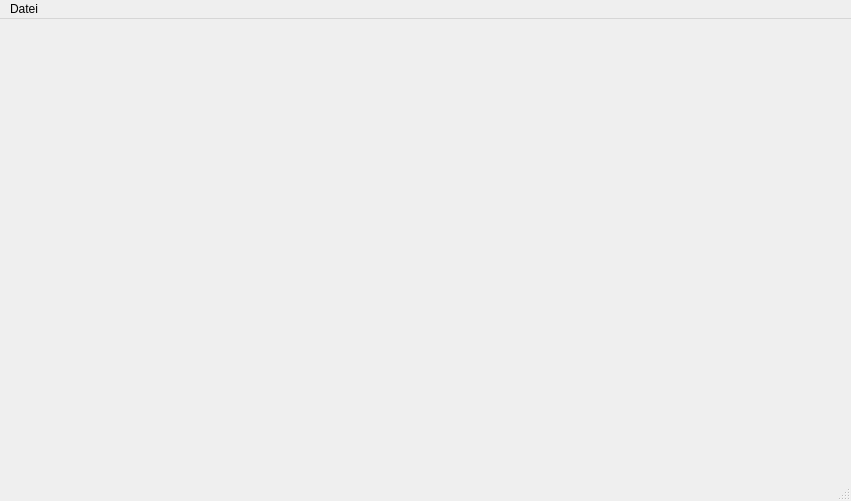
Above: mainwindow.ui from zusitools/routegraph before the change. Below: the same form after it.
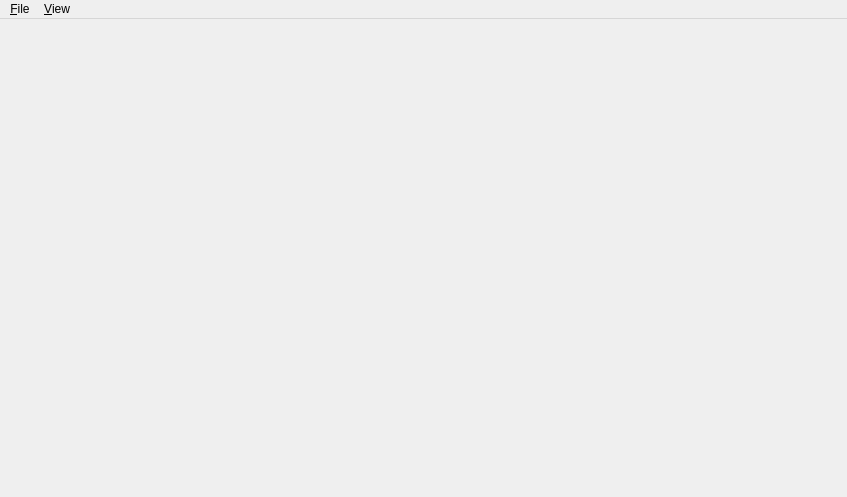
That is the form after the change.

```diff
--- a/mainwindow.ui
+++ b/mainwindow.ui
@@ -6,8 +6,8 @@
    <rect>
     <x>0</x>
     <y>0</y>
-    <width>851</width>
-    <height>501</height>
+    <width>847</width>
+    <height>497</height>
    </rect>
   </property>
   <property name="windowTitle">
@@ -25,21 +25,32 @@
     <rect>
      <x>0</x>
      <y>0</y>
-     <width>851</width>
+     <width>847</width>
      <height>19</height>
     </rect>
    </property>
-   <widget class="QMenu" name="menuDatei">
+   <widget class="QMenu" name="menuFile">
     <property name="title">
-     <string>Datei</string>
+     <string>&amp;File</string>
     </property>
     <addaction name="action_ffnen"/>
     <addaction name="actionTextvergr_erung"/>
    </widget>
-   <addaction name="menuDatei"/>
+   <widget class="QMenu" name="menu_View">
+    <property name="title">
+     <string>&amp;View</string>
+    </property>
+    <addaction name="actionShowSignalNames"/>
+    <addaction name="actionShowViewPointNames"/>
+    <addaction name="actionShowStartingPointNames"/>
+    <addaction name="separator"/>
+    <addaction name="actionTextScaling"/>
+    <addaction name="actionAntiAliasing"/>
+   </widget>
+   <addaction name="menuFile"/>
+   <addaction name="menu_View"/>
   </widget>
-  <widget class="QStatusBar" name="statusBar"/>
-  <action name="action_ffnen">
+  <action name="actionOpen">
    <property name="text">
     <string>&amp;Öffnen</string>
    </property>
```
Left out of the diff: 130 changed lines with no effect on the pictures.
